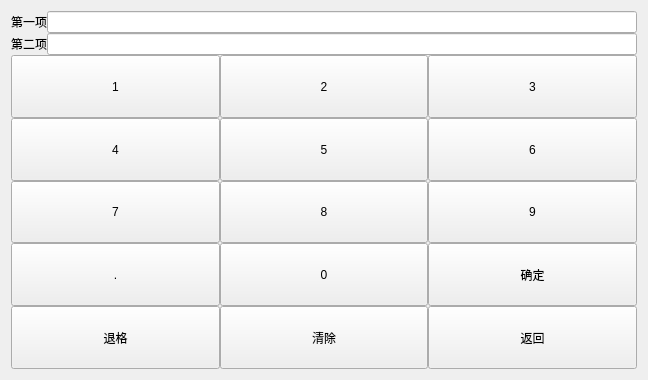
Before: the Qt Designer form proportion.ui in urielyan/kairen_ok335xs, drawn with Qt 5.
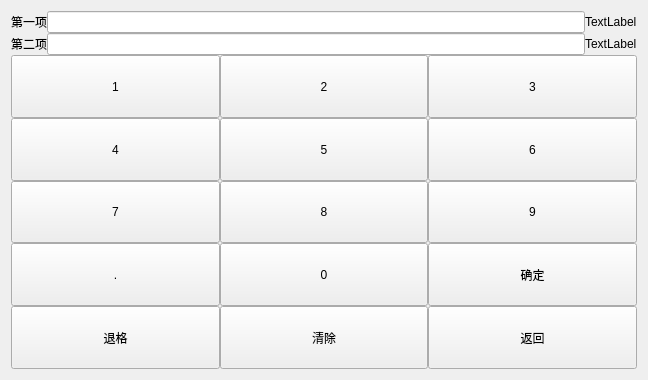
After: the same form once the commit is applied.

```diff
--- a/proportion.ui
+++ b/proportion.ui
@@ -27,7 +27,10 @@
          <verstretch>0</verstretch>
         </sizepolicy>
        </property>
-       <layout class="QGridLayout" name="gridLayout_3">
+       <layout class="QHBoxLayout" name="horizontalLayout">
+        <property name="spacing">
+         <number>0</number>
+        </property>
         <property name="leftMargin">
          <number>0</number>
         </property>
@@ -40,19 +43,23 @@
         <property name="bottomMargin">
          <number>0</number>
         </property>
-        <property name="spacing">
-         <number>0</number>
-        </property>
-        <item row="0" column="0">
+        <item>
          <widget class="QLabel" name="label_1">
           <property name="text">
            <string>第一项</string>
           </property>
          </widget>
         </item>
-        <item row="0" column="1">
+        <item>
          <widget class="QLineEdit" name="lineEdit"/>
         </item>
+        <item>
+         <widget class="QLabel" name="label">
+          <property name="text">
+           <string>TextLabel</string>
+          </property>
+         </widget>
+        </item>
        </layout>
       </widget>
      </item>
@@ -64,7 +71,10 @@
          <verstretch>0</verstretch>
         </sizepolicy>
        </property>
-       <layout class="QGridLayout" name="gridLayout_2">
+       <layout class="QHBoxLayout" name="horizontalLayout_2">
+        <property name="spacing">
+         <number>0</number>
+        </property>
         <property name="leftMargin">
          <number>0</number>
         </property>
@@ -77,19 +87,23 @@
         <property name="bottomMargin">
          <number>0</number>
         </property>
-        <property name="spacing">
-         <number>0</number>
-        </property>
-        <item row="0" column="0">
+        <item>
          <widget class="QLabel" name="label_2">
           <property name="text">
            <string>第二项</string>
           </property>
          </widget>
         </item>
-        <item row="0" column="1">
+        <item>
          <widget class="QLineEdit" name="lineEdit_2"/>
         </item>
+        <item>
+         <widget class="QLabel" name="label_3">
+          <property name="text">
+           <string>TextLabel</string>
+          </property>
+         </widget>
+        </item>
        </layout>
       </widget>
      </item>
```
